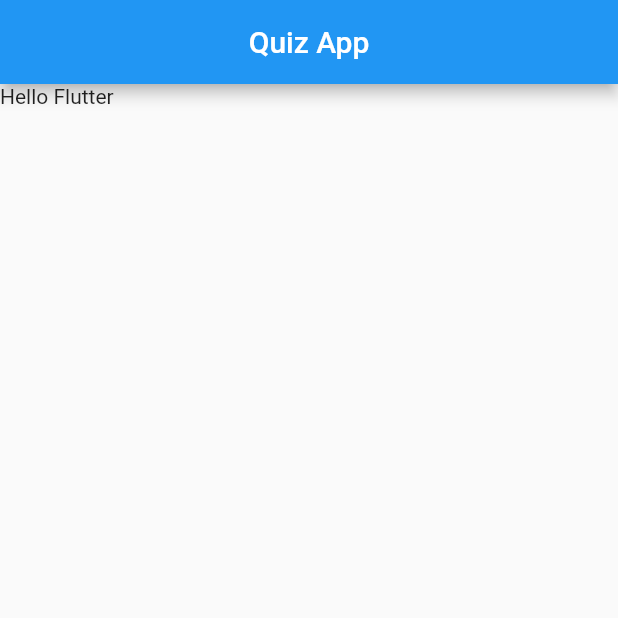
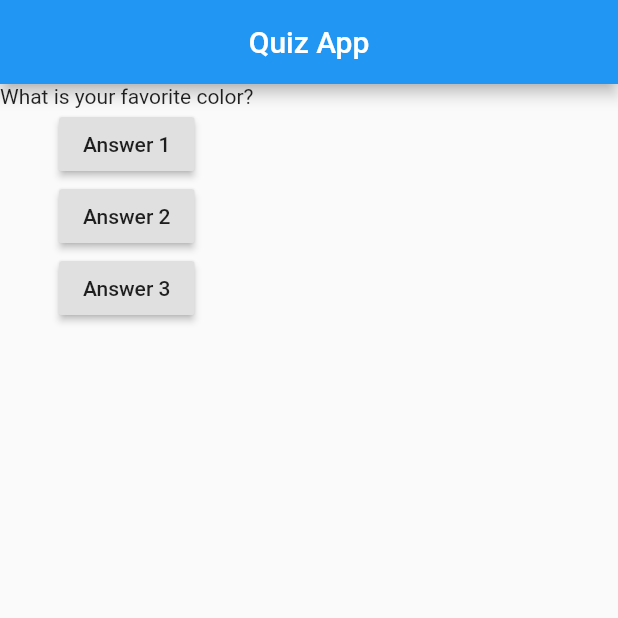
Before and after one commit to andre-pelisoli/quiz_project, a Flutter app: the screen it shows after launch, on a phone screen of 412 x 824 dp, the top half of it. Run offline on Flutter 3.47's test engine with Material 2 defaults, Android fonts, the phone set to English and light mode, and no system bars.

```diff
--- a/lib/main.dart
+++ b/lib/main.dart
@@ -1,22 +1,54 @@
 import 'package:flutter/material.dart';
 import 'package:flutter/widgets.dart';
 
-main () => runApp(QuizApp());
+main() => runApp(QuizApp());
 
+class _QuizAppState extends State<QuizApp> {
+  var _selectedAnswer = 0;
 
-class QuizApp extends StatelessWidget {
+  void _answer() {
+    setState(() {
+      _selectedAnswer++;
+    });
+    print(_selectedAnswer);
+  }
 
   @override
   Widget build(BuildContext context) {
+    final questions = [
+      'What is your favorite color?',
+      'What is your favorite animal?',
+    ];
+
     return MaterialApp(
         home: Scaffold(
       appBar: AppBar(
         title: Text('Quiz App'),
         centerTitle: true,
       ),
-        body: Text('Hello Flutter'),
+      body: Column(
+        children: <Widget>[
+          Text(questions[_selectedAnswer]),
+          RaisedButton(
+            child: Text('Answer 1'),
+            onPressed: _answer,
+          ),
+          RaisedButton(
+            child: Text('Answer 2'),
+            onPressed: _answer,
+          ),
+          RaisedButton(
+            child: Text('Answer 3'),
+            onPressed: _answer,
           )
-    );
+        ],
+      ),
+    ));
+  }
 }
 
+class QuizApp extends StatefulWidget {
+  _QuizAppState createState() {
+    return _QuizAppState();
   }
+}
```
Lines whose indentation alone changed are shown as unchanged.
